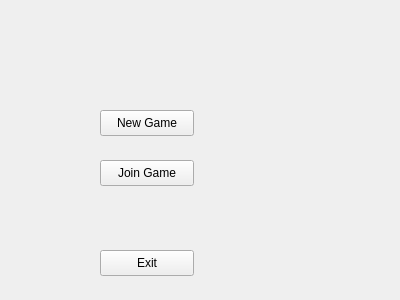
First picture: the form in client/lobby/mainmenu.ui, repository manucampoliete/tp-grupal-2025c2-grupo-3, before the edit.
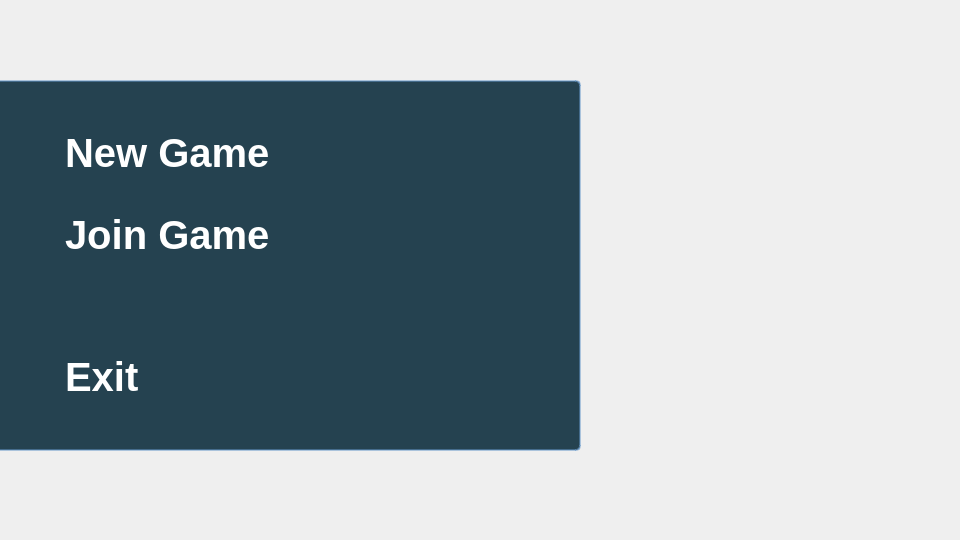
Second picture: the form after the edit.

Commit message: style: updated main menu container and buttons design

Patch:
```diff
--- a/client/lobby/mainmenu.ui
+++ b/client/lobby/mainmenu.ui
@@ -6,51 +6,132 @@
    <rect>
     <x>0</x>
     <y>0</y>
-    <width>400</width>
-    <height>300</height>
+    <width>960</width>
+    <height>540</height>
    </rect>
   </property>
+  <property name="maximumSize">
+   <size>
+    <width>1152</width>
+    <height>648</height>
+   </size>
+  </property>
   <property name="windowTitle">
    <string>Form</string>
   </property>
-  <widget class="QPushButton" name="buttonNewGame">
+  <property name="styleSheet">
+   <string notr="true">MainMenu {
+    background-color: transparent; 
+}
+
+QWidget#menuContainer {
+    background-color: rgba(0, 34, 51, 0.85); 
+    border: 2px solid rgba(100, 150, 200, 0.5); 
+    border-radius: 5px; 
+}
+
+QPushButton {
+    background: transparent; 
+    color: #FFFFFF;
+    font-family: &quot;orbitron&quot;; 
+    font-size: 30pt; 
+    font-weight: bold; 
+    border: none;
+    padding: 10px 15px; 
+  
+    text-align: left; 
+    transition: all 0.2s ease-in-out; 
+}
+
+QPushButton:hover {
+    background-color: rgba(0, 150, 255, 0.3); 
+    color: #FFD700; 
+    border-left: 5px solid #00BFFF; 
+    font-size: 33pt;
+}
+
+QPushButton:pressed {
+    background-color: rgba(0, 100, 200, 0.5); 
+    color: #FFA500; 
+}</string>
+  </property>
+  <widget class="QWidget" name="menuContainer" native="true">
    <property name="geometry">
     <rect>
-     <x>100</x>
-     <y>110</y>
-     <width>94</width>
-     <height>26</height>
+     <x>-10</x>
+     <y>80</y>
+     <width>591</width>
+     <height>371</height>
     </rect>
    </property>
-   <property name="text">
-    <string>New Game</string>
+   <property name="styleSheet">
+    <string notr="true"/>
    </property>
-  </widget>
-  <widget class="QPushButton" name="buttonJoinGame">
-   <property name="geometry">
-    <rect>
-     <x>100</x>
-     <y>160</y>
-     <width>94</width>
-     <height>26</height>
-    </rect>
-   </property>
-   <property name="text">
-    <string>Join Game</string>
-   </property>
-  </widget>
-  <widget class="QPushButton" name="buttonExit">
-   <property name="geometry">
-    <rect>
-     <x>100</x>
-     <y>250</y>
-     <width>94</width>
-     <height>26</height>
-    </rect>
-   </property>
-   <property name="text">
-    <string>Exit</string>
-   </property>
+   <widget class="QWidget" name="verticalLayoutWidget">
+    <property name="geometry">
+     <rect>
+      <x>60</x>
+      <y>30</y>
+      <width>471</width>
+      <height>321</height>
+     </rect>
+    </property>
+    <layout class="QVBoxLayout" name="buttonContainer">
+     <item>
+      <widget class="QPushButton" name="buttonNewGame">
+       <property name="text">
+        <string>New Game</string>
+       </property>
+      </widget>
+     </item>
+     <item>
+      <widget class="QPushButton" name="buttonJoinGame">
+       <property name="text">
+        <string>Join Game</string>
+       </property>
+      </widget>
+     </item>
+     <item>
+      <spacer name="verticalSpacer_2">
+       <property name="orientation">
+        <enum>Qt::Orientation::Vertical</enum>
+       </property>
+       <property name="sizeType">
+        <enum>QSizePolicy::Policy::Fixed</enum>
+       </property>
+       <property name="sizeHint" stdset="0">
+        <size>
+         <width>20</width>
+         <height>60</height>
+        </size>
+       </property>
+      </spacer>
+     </item>
+     <item>
+      <widget class="QPushButton" name="buttonExit">
+       <property name="text">
+        <string>Exit</string>
+       </property>
+      </widget>
+     </item>
+     <item>
+      <spacer name="verticalSpacer">
+       <property name="orientation">
+        <enum>Qt::Orientation::Vertical</enum>
+       </property>
+       <property name="sizeType">
+        <enum>QSizePolicy::Policy::Fixed</enum>
+       </property>
+       <property name="sizeHint" stdset="0">
+        <size>
+         <width>20</width>
+         <height>10</height>
+        </size>
+       </property>
+      </spacer>
+     </item>
+    </layout>
+   </widget>
   </widget>
  </widget>
  <resources/>
```
The commit also changes 5 other files.
